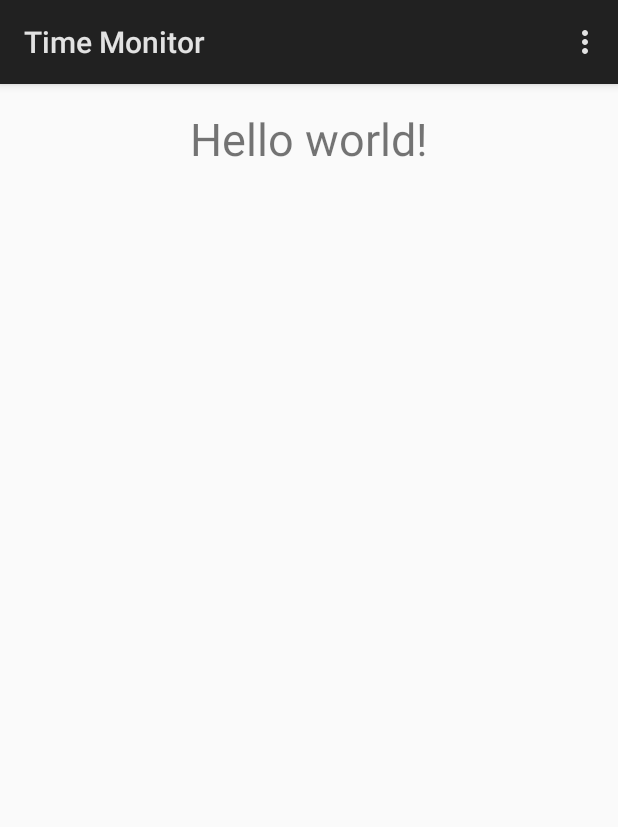
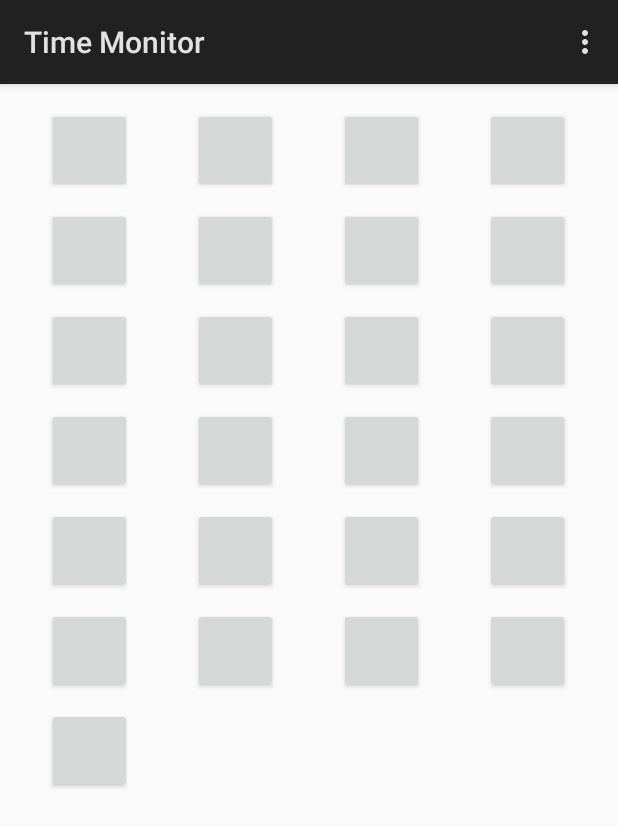
Before and after one commit to albrechtjan/workload-android, an Android app: the screen it shows after launch (calendar), on a phone screen of 412 x 824 dp. Shown: the top 827 px of the screen. Run offline under Robolectric (Android 15) with nearby library versions, the phone set to English and light mode, and no system bars.

Commit message:
working on calendar view

```diff
--- /dev/null
+++ b/android/workload/app/src/main/java/com/gmail/konstantin/schubert/workload/WeekButtonAdapter.java
@@ -0,0 +1,44 @@
+package com.gmail.konstantin.schubert.workload;
+
+import android.content.Context;
+import android.view.View;
+import android.view.ViewGroup;
+import android.widget.BaseAdapter;
+import android.widget.Button;
+import android.widget.GridView;
+
+public class WeekButtonAdapter extends BaseAdapter {
+    private Context mContext;
+
+    public WeekButtonAdapter(Context c) {
+        mContext = c;
+    }
+
+    public int getCount() {
+        return 25;
+    }
+
+    public Object getItem(int position) {
+        return null;
+    }
+
+    public long getItemId(int position) {
+        return 0;
+    }
+
+    // create a new ImageView for each item referenced by the Adapter
+    public View getView(int position, View convertView, ViewGroup parent) {
+        Button weekButton;
+        if (convertView == null) {
+            // if it's not recycled, initialize some attributes
+            // TODO: Use an XML layout for the button
+            weekButton = new Button(mContext);
+            weekButton.setLayoutParams(new GridView.LayoutParams(85, 85));
+            weekButton.setPadding(2, 2, 2, 2);
+        } else {
+            weekButton = (Button) convertView;
+        }
+
+        return weekButton;
+    }
+}
--- a/android/workload/app/src/main/java/com/gmail/konstantin/schubert/workload/calendar.java
+++ b/android/workload/app/src/main/java/com/gmail/konstantin/schubert/workload/calendar.java
@@ -1,9 +1,15 @@
 package com.gmail.konstantin.schubert.workload;
 
 import android.app.Activity;
+
 import android.os.Bundle;
 import android.view.Menu;
 import android.view.MenuItem;
+import android.view.View;
+import android.widget.AdapterView;
+import android.widget.GridView;
+import android.widget.Toast;
+import android.widget.AdapterView.OnItemClickListener;
 
 
 public class calendar extends Activity {
@@ -12,6 +18,17 @@ public class calendar extends Activity {
     protected void onCreate(Bundle savedInstanceState) {
         super.onCreate(savedInstanceState);
         setContentView(R.layout.activity_calendar);
+
+        GridView gridview = (GridView) findViewById(R.id.gridview);
+        gridview.setAdapter(new WeekButtonAdapter(this));
+
+        gridview.setOnItemClickListener(new OnItemClickListener() {
+            public void onItemClick(AdapterView<?> parent, View v,
+                                    int position, long id) {
+                Toast.makeText(calendar.this, "" + position,
+                        Toast.LENGTH_SHORT).show();
+            }
+        });
     }
 
 
--- a/android/workload/app/src/main/res/layout/activity_calendar.xml
+++ b/android/workload/app/src/main/res/layout/activity_calendar.xml
@@ -8,14 +8,17 @@
     android:paddingBottom="@dimen/activity_vertical_margin"
     tools:context=".calendar">
 
-    <TextView
-        android:text="@string/hello_world"
-        android:textSize="30sp"
-        android:layout_width="wrap_content"
-        android:layout_height="wrap_content"
-        android:layout_centerHorizontal="true"
-        android:id="@+id/textView" />
-
+    <GridView xmlns:android="http://schemas.android.com/apk/res/android"
+        android:id="@+id/gridview"
+        android:layout_width="match_parent"
+        android:layout_height="match_parent"
+        android:columnWidth="70dp"
+        android:numColumns="auto_fit"
+        android:verticalSpacing="10dp"
+        android:horizontalSpacing="10dp"
+        android:stretchMode="columnWidth"
+        android:gravity="center"
+        />
 
 
 </RelativeLayout>
```
